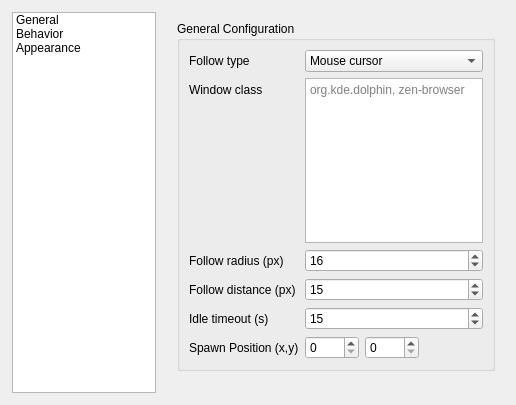
Above: package/contents/ui/config.ui from rileyaft/KNeko before the change. Below: the same form after it.
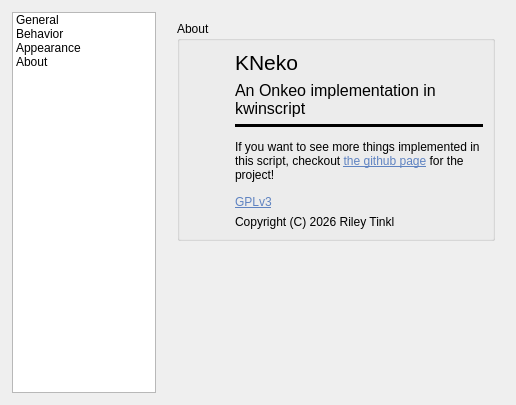
That is the form after the change. Icons and pictures are not drawn.

Commit message: About section in config UI

What changed in the file:
```diff
--- a/package/contents/ui/config.ui
+++ b/package/contents/ui/config.ui
@@ -100,6 +100,14 @@
        <iconset theme="preferences-desktop-theme"/>
       </property>
      </item>
+     <item>
+      <property name="text">
+       <string>About</string>
+      </property>
+      <property name="icon">
+       <iconset theme="user_icon"/>
+      </property>
+     </item>
     </widget>
    </item>
    <item>
@@ -116,7 +124,7 @@
         </sizepolicy>
        </property>
        <property name="currentIndex">
-        <number>0</number>
+        <number>3</number>
        </property>
        <widget class="QWidget" name="pageGeneral">
         <layout class="QVBoxLayout" name="generalLayout">
@@ -533,6 +541,161 @@
          </item>
         </layout>
        </widget>
+       <widget class="QWidget" name="pageAbout">
+        <property name="cursor">
+         <cursorShape>WhatsThisCursor</cursorShape>
+        </property>
+        <layout class="QVBoxLayout" name="aboutLayout">
+         <property name="spacing">
+          <number>10</number>
+         </property>
+         <item>
+          <widget class="QGroupBox" name="groupAbout">
+           <property name="title">
+            <string>About</string>
+           </property>
+           <layout class="QFormLayout" name="aboutForm">
+            <property name="fieldGrowthPolicy">
+             <enum>QFormLayout::FieldGrowthPolicy::AllNonFixedFieldsGrow</enum>
+            </property>
+            <item row="0" column="0">
+             <widget class="QPushButton" name="kcfg_EasterEgg">
+              <property name="enabled">
+               <bool>true</bool>
+              </property>
+              <property name="cursor">
+               <cursorShape>ForbiddenCursor</cursorShape>
+              </property>
+              <property name="focusPolicy">
+               <enum>Qt::FocusPolicy::NoFocus</enum>
+              </property>
+              <property name="text">
+               <string/>
+              </property>
+              <property name="icon">
+               <iconset theme="emote-love"/>
+              </property>
+              <property name="iconSize">
+               <size>
+                <width>48</width>
+                <height>48</height>
+               </size>
+              </property>
+              <property name="checkable">
+               <bool>false</bool>
+              </property>
+              <property name="checked">
+               <bool>false</bool>
+              </property>
+              <property name="default">
+               <bool>false</bool>
+              </property>
+              <property name="flat">
+               <bool>true</bool>
+              </property>
+             </widget>
+            </item>
+            <item row="0" column="1">
+             <layout class="QVBoxLayout" name="verticalLayoutAbout">
+              <item>
+               <widget class="QLabel" name="labelAboutTitle">
+                <property name="font">
+                 <font>
+                  <pointsize>16</pointsize>
+                 </font>
+                </property>
+                <property name="text">
+                 <string>KNeko</string>
+                </property>
+               </widget>
+              </item>
+              <item>
+               <widget class="QLabel" name="labelAbout">
+                <property name="font">
+                 <font>
+                  <pointsize>12</pointsize>
+                 </font>
+                </property>
+                <property name="text">
+                 <string>An Onkeo implementation in kwinscript</string>
+                </property>
+                <property name="wordWrap">
+                 <bool>true</bool>
+                </property>
+               </widget>
+              </item>
+             </layout>
+            </item>
+            <item row="1" column="1">
+             <widget class="Line" name="line_2">
+              <property name="minimumSize">
+               <size>
+                <width>0</width>
+                <height>0</height>
+               </size>
+              </property>
+              <property name="frameShadow">
+               <enum>QFrame::Shadow::Plain</enum>
+              </property>
+              <property name="lineWidth">
+               <number>4</number>
+              </property>
+              <property name="midLineWidth">
+               <number>4</number>
+              </property>
+              <property name="orientation">
+               <enum>Qt::Orientation::Horizontal</enum>
+              </property>
+             </widget>
+            </item>
+            <item row="2" column="1">
+             <widget class="QLabel" name="label">
+              <property name="text">
+               <string>&lt;html&gt;&lt;head/&gt;&lt;body&gt;&lt;p&gt;If you want to see more things implemented in this script, checkout &lt;a href=&quot;https://github.com/rileyaft/KNeko&quot;&gt;&lt;span style=&quot; text-decoration: underline; color:#5f83c1;&quot;&gt;the github page&lt;/span&gt;&lt;/a&gt; for the project!&lt;/p&gt;&lt;/body&gt;&lt;/html&gt;</string>
+              </property>
+              <property name="wordWrap">
+               <bool>true</bool>
+              </property>
+              <property name="openExternalLinks">
+               <bool>true</bool>
+              </property>
+             </widget>
+            </item>
+            <item row="4" column="1">
+             <widget class="QLabel" name="label_3">
+              <property name="text">
+               <string>&lt;html&gt;&lt;head/&gt;&lt;body&gt;&lt;p&gt;&lt;a href=&quot;https://github.com/rileyaft/KNeko?tab=GPL-3.0-1-ov-file#readme&quot;&gt;&lt;span style=&quot; text-decoration: underline; color:#5f83c1;&quot;&gt;GPLv3&lt;/span&gt;&lt;/a&gt;&lt;/p&gt;&lt;/body&gt;&lt;/html&gt;</string>
+              </property>
+              <property name="openExternalLinks">
+               <bool>true</bool>
+              </property>
+             </widget>
+            </item>
+            <item row="5" column="1">
+             <widget class="QLabel" name="label_2">
+              <property name="text">
+               <string>Copyright (C) 2026 Riley Tinkl</string>
+              </property>
+             </widget>
+            </item>
+           </layout>
+          </widget>
+         </item>
+         <item>
+          <spacer name="spacerAppearance">
+           <property name="orientation">
+            <enum>Qt::Orientation::Vertical</enum>
+           </property>
+           <property name="sizeHint" stdset="0">
+            <size>
+             <width>20</width>
+             <height>40</height>
+            </size>
+           </property>
+          </spacer>
+         </item>
+        </layout>
+       </widget>
       </widget>
      </item>
     </layout>
```
Left out of the diff: 28 changed lines with no effect on the pictures. The commit also changes 2 other files.
